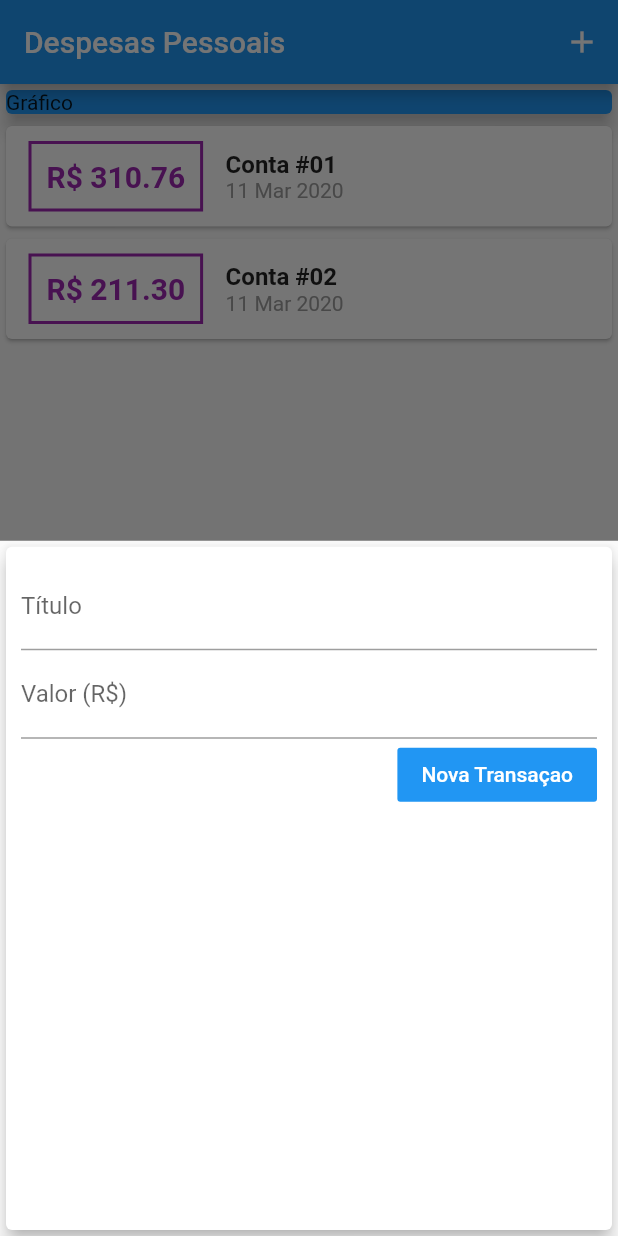
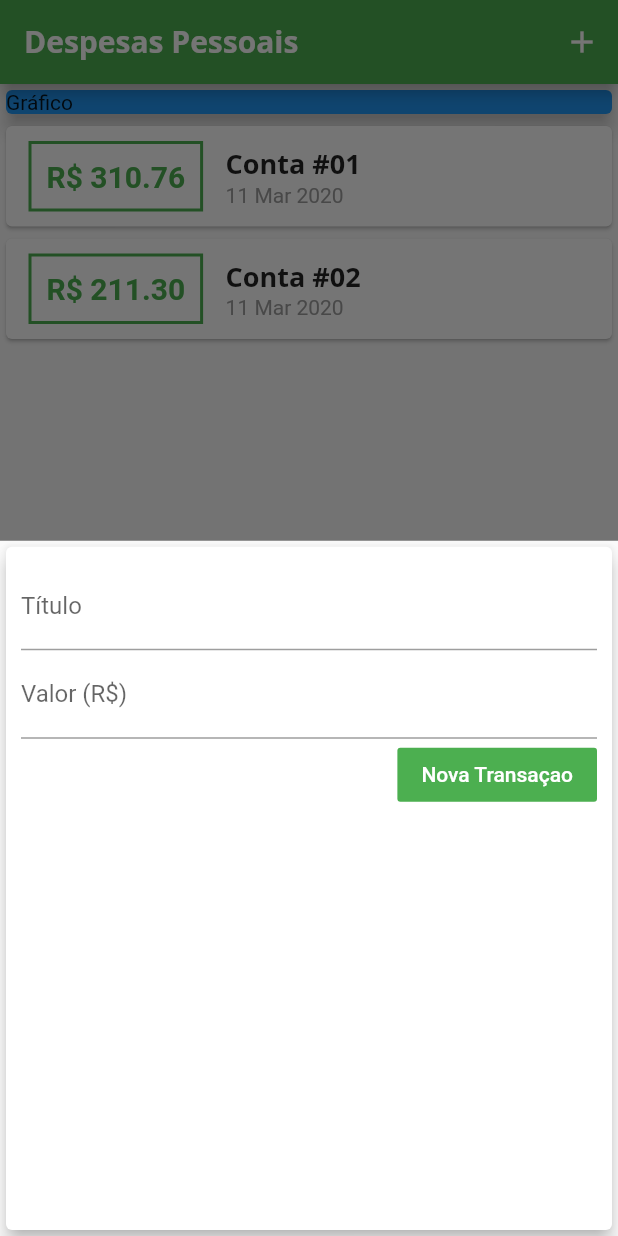
Before and after one commit to davihoffmann/expenses, a Flutter app: the screen it shows after launch, after a tap on the "add" icon, on a phone screen of 412 x 824 dp. Run offline on Flutter 3.47's test engine with Material 2 defaults, Android fonts, the phone set to English and light mode, and no system bars.

Commit message:
adicionado font externa; criado tema padrao para a aaplicacao;

```diff
--- a/lib/components/transaction_form.dart
+++ b/lib/components/transaction_form.dart
@@ -51,7 +51,7 @@ class _TransactionFormState extends State<TransactionForm> {
                 FlatButton(
                   child: Text('Nova Transaçao'),
                   onPressed: _submitForm,
-                  color: Colors.blue,
+                  color: Theme.of(context).primaryColor,
                   textColor: Colors.white,
                 ),
               ],
--- a/lib/components/transaction_list.dart
+++ b/lib/components/transaction_list.dart
@@ -22,14 +22,14 @@ class TransactionList extends StatelessWidget {
                 Container(
                   margin: EdgeInsets.symmetric(horizontal: 15, vertical: 10),
                   decoration: BoxDecoration(
-                      border: Border.all(color: Colors.purple, width: 2)),
+                      border: Border.all(color: Theme.of(context).primaryColor, width: 2)),
                   padding: EdgeInsets.all(10),
                   child: Text(
                     'R\$ ${tr.value.toStringAsFixed(2)}',
                     style: TextStyle(
                         fontWeight: FontWeight.bold,
                         fontSize: 20,
-                        color: Colors.purple),
+                        color: Theme.of(context).primaryColor),
                   ),
                 ),
                 Column(
@@ -37,8 +37,8 @@ class TransactionList extends StatelessWidget {
                   children: <Widget>[
                     Text(
                       tr.title,
-                      style:
-                          TextStyle(fontWeight: FontWeight.bold, fontSize: 16),
+                      style: Theme.of(context).textTheme.title,
+                      //style: TextStyle(fontWeight: FontWeight.bold, fontSize: 16),
                     ),
                     Text(
                       DateFormat('d MMM y').format(tr.date),
--- a/lib/main.dart
+++ b/lib/main.dart
@@ -12,6 +12,22 @@ class ExpensesApp extends StatelessWidget {
   Widget build(BuildContext context) {
     return MaterialApp(
       home: MyHomePage(),
+      theme: ThemeData(
+        primarySwatch: Colors.green,
+        accentColor: Colors.lightGreen,
+        fontFamily: 'Quicksand',
+        textTheme: ThemeData.light().textTheme.copyWith(
+            title: TextStyle(
+                fontFamily: 'OpenSans',
+                fontSize: 18,
+                fontWeight: FontWeight.bold)),
+        appBarTheme: AppBarTheme(
+            textTheme: ThemeData.light().textTheme.copyWith(
+                title: TextStyle(
+                    fontFamily: 'OpenSans',
+                    fontSize: 20,
+                    fontWeight: FontWeight.bold))),
+      ),
     );
   }
 }
@@ -58,7 +74,9 @@ class _MyHomePageState extends State<MyHomePage> {
       appBar: AppBar(
         title: Text('Despesas Pessoais'),
         actions: <Widget>[
-          IconButton(icon: Icon(Icons.add), onPressed: () => _openTransactionFormModal(context)),
+          IconButton(
+              icon: Icon(Icons.add),
+              onPressed: () => _openTransactionFormModal(context)),
         ],
       ),
       body: SingleChildScrollView(
@@ -76,8 +94,9 @@ class _MyHomePageState extends State<MyHomePage> {
           ],
         ),
       ),
-      floatingActionButton:
-          FloatingActionButton(child: Icon(Icons.add), onPressed: () => _openTransactionFormModal(context)),
+      floatingActionButton: FloatingActionButton(
+          child: Icon(Icons.add),
+          onPressed: () => _openTransactionFormModal(context)),
       floatingActionButtonLocation: FloatingActionButtonLocation.centerFloat,
     );
   }
```
Also changed, not shown: pubspec.yaml (+11 -6 lines), assets/fonts/OpenSans-Bold.ttf (added), assets/fonts/OpenSans-Regular.ttf (added), assets/fonts/Quicksand-Bold.ttf (added), assets/fonts/Quicksand-Light.ttf (added), assets/fonts/Quicksand-Medium.ttf (added), assets/fonts/Quicksand-Regular.ttf (added).
